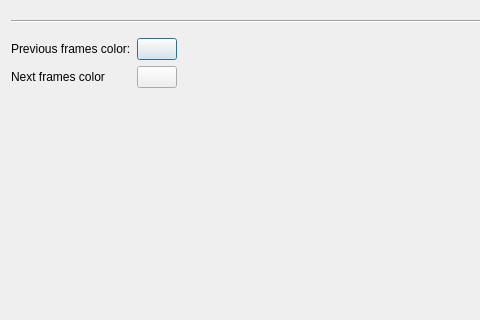
This is krita/plugins/extensions/dockers/animation/kis_onion_skin_dialog.ui in KDE/krita as Qt 5 draws it before an edit; both pictures show x 0 to 480 and y 0 to 320 of the 849 by 409 pixel window. The edited form follows.
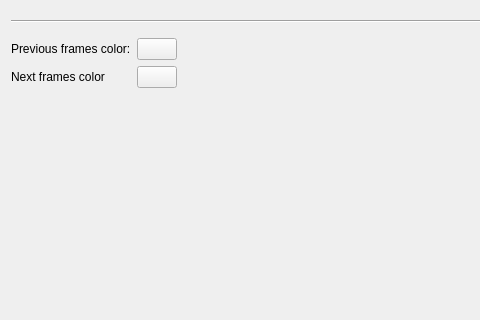
This is the edited form. Custom widgets are drawn as their Qt base class.

Commit message: Make an onion skins dialog a docker actually

Patch:
```diff
--- a/krita/plugins/extensions/dockers/animation/kis_onion_skin_dialog.ui
+++ b/krita/plugins/extensions/dockers/animation/kis_onion_skin_dialog.ui
@@ -1,7 +1,7 @@
 <?xml version="1.0" encoding="UTF-8"?>
 <ui version="4.0">
  <class>KisOnionSkinDialog</class>
- <widget class="QDialog" name="KisOnionSkinDialog">
+ <widget class="QWidget" name="KisOnionSkinDialog">
   <property name="geometry">
    <rect>
     <x>0</x>
```
The commit also changes 7 other files.
